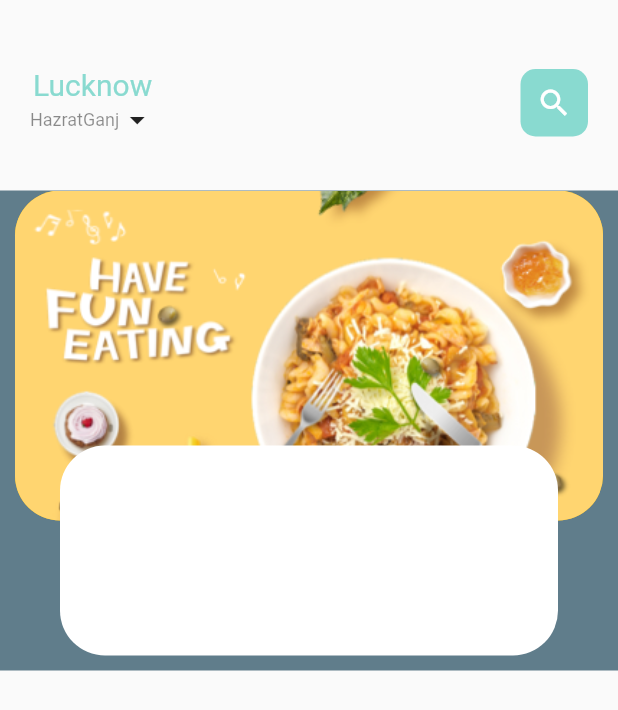
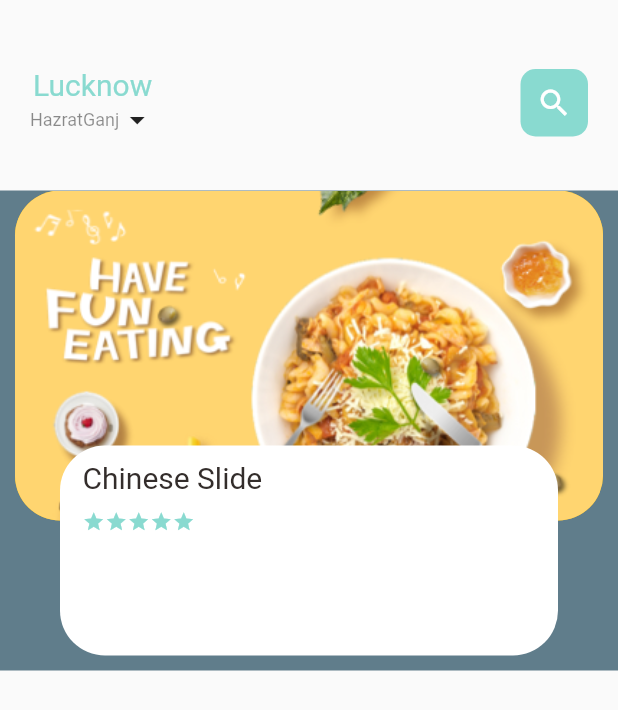
Before and after one commit to Shadabdullah/food, a Flutter app: the screen it shows after launch, on a phone screen of 412 x 824 dp. Shown: the top 710 px of the screen. Run offline on Flutter 3.47's test engine with Material 2 defaults, Android fonts, the light colour scheme and no system bars.

Commit message:
added rating view

```diff
--- a/foodbase/lib/home/food_page_body.dart
+++ b/foodbase/lib/home/food_page_body.dart
@@ -1,4 +1,6 @@
 import 'package:flutter/material.dart';
+import 'package:foodbase/utils/colors.dart';
+import 'package:foodbase/utils/widgets/big_text.dart';
 
 class FoodPageBody extends StatefulWidget {
   const FoodPageBody({super.key});
@@ -36,12 +38,34 @@ class _FoodPageBodyState extends State<FoodPageBody> {
         Align(
           alignment: Alignment.bottomCenter,
           child: Container(
-              height: 140,
-              margin: const EdgeInsets.only(left: 40, right: 40, bottom: 10),
-              decoration: BoxDecoration(
-                borderRadius: BorderRadius.circular(30),
-                color: Colors.white,
-              )),
+            height: 140,
+            margin: const EdgeInsets.only(left: 40, right: 40, bottom: 10),
+            decoration: BoxDecoration(
+              borderRadius: BorderRadius.circular(30),
+              color: Colors.white,
+            ),
+            child: Container(
+              padding: EdgeInsets.only(top: 10, left: 15, right: 15),
+              child: Column(
+                  crossAxisAlignment: CrossAxisAlignment.start,
+                  children: [
+                    BigText(text: 'Chinese Slide'),
+                    SizedBox(height: 10),
+                    Row(
+                      children: [
+                        Wrap(
+                            children: List.generate(
+                                5,
+                                (index) => Icon(
+                                      Icons.star,
+                                      color: AppColors.mainColor,
+                                      size: 15,
+                                    )))
+                      ],
+                    )
+                  ]),
+            ),
+          ),
         )
       ],
     );
--- a/foodbase/txt.txt
+++ b/foodbase/tracking.txt
@@ -1,4 +1,4 @@
-41.5 minutes
-59 ,
+1:11 minutes
+
 
 continuing after Eid
```
